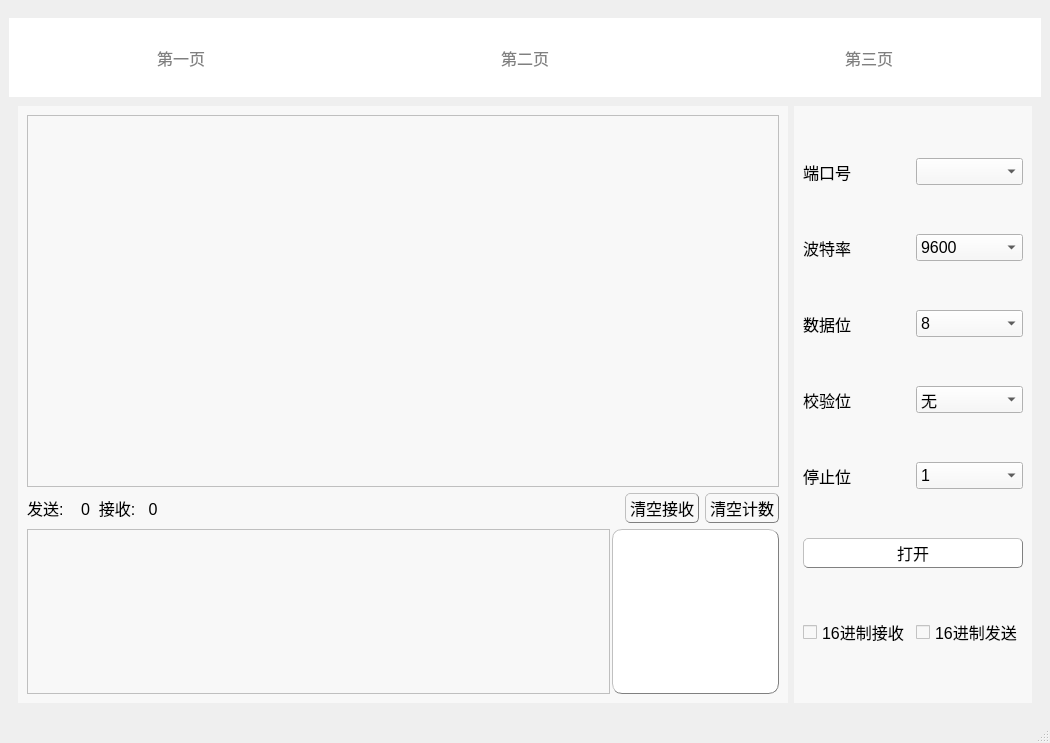
RoadToSea/Qt_projects, file Serial/mainwindow.ui: the form before one commit.
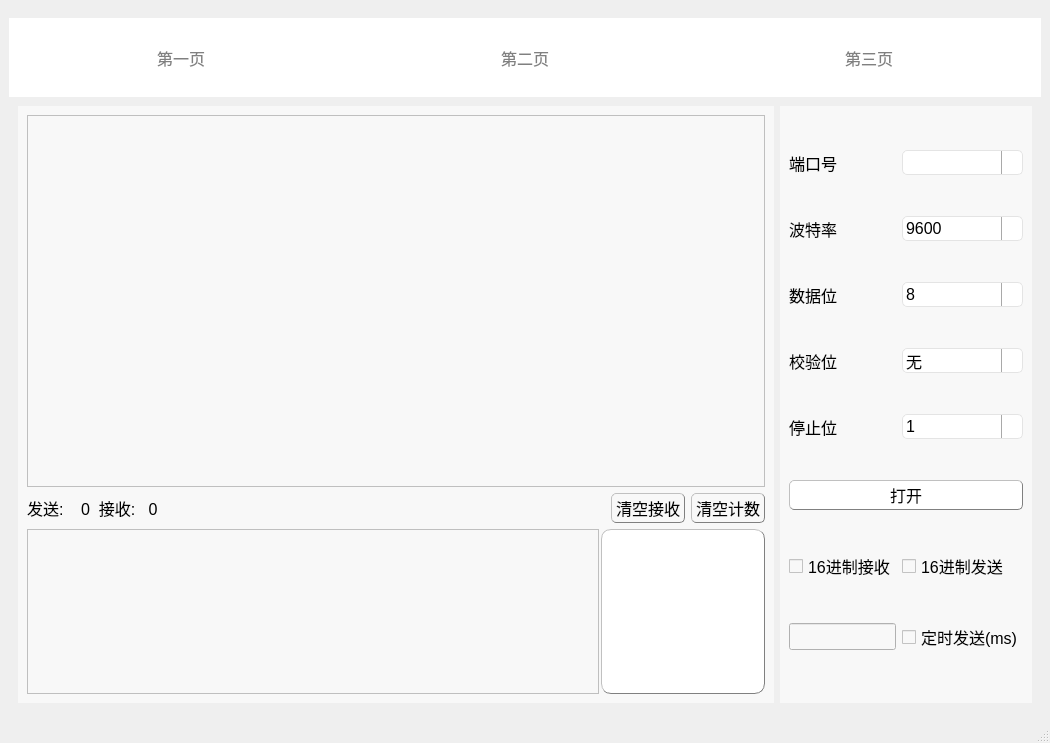
The form after the commit. Icons and pictures are not drawn. Custom widgets are drawn as their Qt base class.

Patch:
```diff
--- a/Serial/mainwindow.ui
+++ b/Serial/mainwindow.ui
@@ -40,7 +40,7 @@
        <property name="styleSheet">
         <string notr="true"/>
        </property>
-       <layout class="QHBoxLayout" name="horizontalLayout_3">
+       <layout class="QHBoxLayout" name="horizontalLayout_3" stretch="3,1">
         <item>
          <widget class="QWidget" name="widget_3" native="true">
           <property name="font">
@@ -246,6 +246,18 @@
            <string notr="true">background-color: rgb(248, 248, 248);</string>
           </property>
           <layout class="QGridLayout" name="gridLayout_2">
+           <item row="6" column="0">
+            <widget class="QCheckBox" name="checkBox_hexReceive">
+             <property name="font">
+              <font>
+               <pointsize>12</pointsize>
+              </font>
+             </property>
+             <property name="text">
+              <string>16进制接收</string>
+             </property>
+            </widget>
+           </item>
            <item row="1" column="0">
             <widget class="QLabel" name="label_2">
              <property name="font">
@@ -262,9 +274,32 @@
             <widget class="QComboBox" name="comboBox_dataBit">
              <property name="font">
               <font>
-               <pointsize>12</pointsize>
+               <pointsize>-1</pointsize>
               </font>
              </property>
+             <property name="styleSheet">
+              <string notr="true">QComboBox{
+  background-color: rgb(255, 255, 255);
+  font-size:16px;
+  padding: 1px 15px 1px 3px;
+  border:1px solid rgba(228,228,228,1);
+  border-radius:5px 5px 0px 0px;
+}   
+QComboBox::drop-down {
+      subcontrol-origin: padding;
+      subcontrol-position: top right;
+	width: 20px;
+      border-left-width: 1px;
+    border-left-color: darkgray;
+    border-left-style: solid; /* just a single line */
+    border-top-right-radius: 3px; /* same radius as the QComboBox */
+    border-bottom-right-radius: 3px;
+  }
+
+QComboBox::down-arrow {
+    image: url(:/img/arrow.png);
+}</string>
+             </property>
              <item>
               <property name="text">
                <string>8</string>
@@ -341,11 +376,31 @@
             <widget class="customCombox" name="comboBox_serialName">
              <property name="font">
               <font>
-               <pointsize>12</pointsize>
+               <pointsize>-1</pointsize>
               </font>
              </property>
              <property name="styleSheet">
-              <string notr="true"/>
+              <string notr="true">QComboBox{
+  background-color: rgb(255, 255, 255);
+  font-size:16px;
+  padding: 1px 15px 1px 3px;
+  border:1px solid rgba(228,228,228,1);
+  border-radius:5px 5px 0px 0px;
+}   
+QComboBox::drop-down {
+      subcontrol-origin: padding;
+      subcontrol-position: top right;
+	width: 20px;
+      border-left-width: 1px;
+    border-left-color: darkgray;
+    border-left-style: solid; /* just a single line */
+    border-top-right-radius: 3px; /* same radius as the QComboBox */
+    border-bottom-right-radius: 3px;
+  }
+
+QComboBox::down-arrow {
+    image: url(:/img/arrow.png);
+}</string>
              </property>
             </widget>
            </item>
@@ -353,9 +408,32 @@
             <widget class="QComboBox" name="comboBox_checkBit">
              <property name="font">
               <font>
-               <pointsize>12</pointsize>
+               <pointsize>-1</pointsize>
               </font>
              </property>
+             <property name="styleSheet">
+              <string notr="true">QComboBox{
+  background-color: rgb(255, 255, 255);
+  font-size:16px;
+  padding: 1px 15px 1px 3px;
+  border:1px solid rgba(228,228,228,1);
+  border-radius:5px 5px 0px 0px;
+}   
+QComboBox::drop-down {
+      subcontrol-origin: padding;
+      subcontrol-position: top right;
+	width: 20px;
+      border-left-width: 1px;
+    border-left-color: darkgray;
+    border-left-style: solid; /* just a single line */
+    border-top-right-radius: 3px; /* same radius as the QComboBox */
+    border-bottom-right-radius: 3px;
+  }
+
+QComboBox::down-arrow {
+    image: url(:/img/arrow.png);
+}</string>
+             </property>
              <item>
               <property name="text">
                <string>无</string>
@@ -373,6 +451,18 @@
              </item>
             </widget>
            </item>
+           <item row="6" column="1">
+            <widget class="QCheckBox" name="checkBox_hexSend">
+             <property name="font">
+              <font>
+               <pointsize>12</pointsize>
+              </font>
+             </property>
+             <property name="text">
+              <string>16进制发送</string>
+             </property>
+            </widget>
+           </item>
            <item row="4" column="0">
             <widget class="QLabel" name="label_5">
              <property name="font">
@@ -389,9 +479,32 @@
             <widget class="QComboBox" name="comboBox_baud">
              <property name="font">
               <font>
-               <pointsize>12</pointsize>
+               <pointsize>-1</pointsize>
               </font>
              </property>
+             <property name="styleSheet">
+              <string notr="true">QComboBox{
+  background-color: rgb(255, 255, 255);
+  font-size:16px;
+  padding: 1px 15px 1px 3px;
+  border:1px solid rgba(228,228,228,1);
+  border-radius:5px 5px 0px 0px;
+}   
+QComboBox::drop-down {
+      subcontrol-origin: padding;
+      subcontrol-position: top right;
+	width: 20px;
+      border-left-width: 1px;
+    border-left-color: darkgray;
+    border-left-style: solid; /* just a single line */
+    border-top-right-radius: 3px; /* same radius as the QComboBox */
+    border-bottom-right-radius: 3px;
+  }
+
+QComboBox::down-arrow {
+    image: url(:/img/arrow.png);
+}</string>
+             </property>
              <item>
               <property name="text">
                <string>9600</string>
@@ -420,9 +533,32 @@
             <widget class="QComboBox" name="comboBox_stopBit">
              <property name="font">
               <font>
-               <pointsize>12</pointsize>
+               <pointsize>-1</pointsize>
               </font>
              </property>
+             <property name="styleSheet">
+              <string notr="true">QComboBox{
+  background-color: rgb(255, 255, 255);
+  font-size:16px;
+  padding: 1px 15px 1px 3px;
+  border:1px solid rgba(228,228,228,1);
+  border-radius:5px 5px 0px 0px;
+}   
+QComboBox::drop-down {
+      subcontrol-origin: padding;
+      subcontrol-position: top right;
+	width: 20px;
+      border-left-width: 1px;
+    border-left-color: darkgray;
+    border-left-style: solid; /* just a single line */
+    border-top-right-radius: 3px; /* same radius as the QComboBox */
+    border-bottom-right-radius: 3px;
+  }
+
+QComboBox::down-arrow {
+    image: url(:/img/arrow.png);
+}</string>
+             </property>
              <item>
               <property name="text">
                <string>1</string>
@@ -452,27 +588,13 @@
              </property>
             </widget>
            </item>
-           <item row="6" column="1">
-            <widget class="QCheckBox" name="checkBox_hexSend">
-             <property name="font">
-              <font>
-               <pointsize>12</pointsize>
-              </font>
-             </property>
-             <property name="text">
-              <string>16进制发送</string>
-             </property>
-            </widget>
+           <item row="7" column="0">
+            <widget class="QLineEdit" name="lineEdit_time"/>
            </item>
-           <item row="6" column="0">
-            <widget class="QCheckBox" name="checkBox_hexReceive">
-             <property name="font">
-              <font>
-               <pointsize>12</pointsize>
-              </font>
-             </property>
+           <item row="7" column="1">
+            <widget class="QCheckBox" name="checkBox_time">
              <property name="text">
-              <string>16进制接收</string>
+              <string>定时发送(ms)</string>
              </property>
             </widget>
            </item>
@@ -542,6 +664,7 @@
 
 QPushButton:hover {
     border-top: 4px solid rgb(4,126,154);  /* 上边框为2px黑色实线 */
+	background-color: rgb(231, 247, 255);
 }
 
 QPushButton:pressed, QPushButton:checked {
@@ -590,6 +713,7 @@
 
 QPushButton:hover {
     border-top: 4px solid rgb(4,126,154);  /* 上边框为2px黑色实线 */
+	background-color: rgb(231, 247, 255);
 }
 
 QPushButton:pressed, QPushButton:checked {
@@ -638,6 +762,7 @@
 
 QPushButton:hover {
     border-top: 4px solid rgb(4,126,154);  /* 上边框为2px黑色实线 */
+	background-color: rgb(231, 247, 255);
 }
 
 QPushButton:pressed, QPushButton:checked {
```
